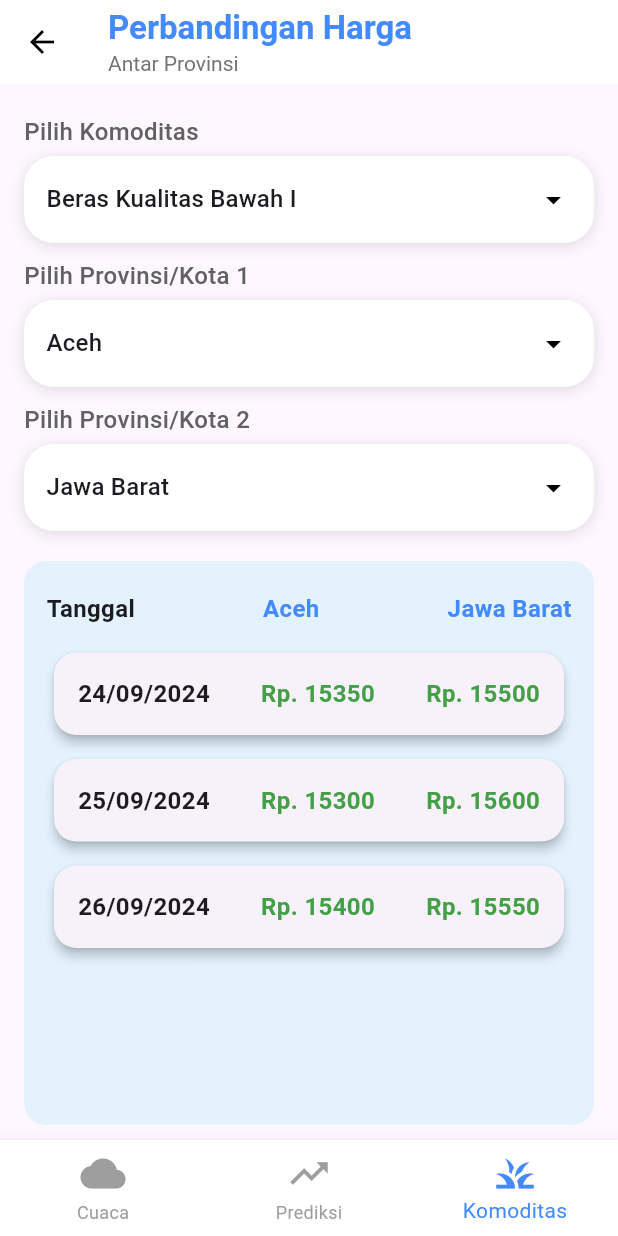
After one commit to NaufaldiFavianArchi/myapp, a Flutter app: the KomoditasPage screen opened directly, on a phone screen of 412 x 824 dp. The commit adds this screen. Run offline on Flutter 3.47's test engine with Material 3 defaults, Android fonts, the phone set to English and light mode, and no system bars; our stand-ins replace cloud_firestore, firebase_core; missing offline and left inert: logging_appenders; accounts and stored records are empty.

Commit message:
menambahkan weatherpage dan komoditaspage

```diff
--- /dev/null
+++ b/lib/komoditas_page.dart
@@ -0,0 +1,241 @@
+import 'package:flutter/material.dart';
+import 'weather_dashboard.dart';
+import 'predict_api.dart';
+
+class KomoditasPage extends StatefulWidget {
+  @override
+  _KomoditasPageState createState() => _KomoditasPageState();
+}
+
+class _KomoditasPageState extends State<KomoditasPage> {
+  final List<Map<String, dynamic>> hargaKomoditas = [
+    {"tanggal": "24/09/2024", "Aceh": "15350", "Jawa Barat": "15500", "Jawa Timur": "15200"},
+    {"tanggal": "25/09/2024", "Aceh": "15300", "Jawa Barat": "15600", "Jawa Timur": "15150"},
+    {"tanggal": "26/09/2024", "Aceh": "15400", "Jawa Barat": "15550", "Jawa Timur": "15300"},
+  ];
+
+  String selectedKomoditas = 'Beras Kualitas Bawah I';
+  String selectedProvinsi1 = 'Aceh';
+  String selectedProvinsi2 = 'Jawa Barat';
+
+  final List<String> listKomoditas = ['Beras Kualitas Bawah I', 'Daging Ayam', 'Kentang', 'Cabai', 'Jagung', 'Kedelai', 'Kopi', 'Tebu', 'Bawang Merah', 'Karet'];
+  final List<String> listProvinsi = ['Aceh', 'Jawa Barat', 'Jawa Timur', 'Lampung', 'Bali', 'Sumatera Utara', 'Kalimantan Barat', 'Sulawesi Selatan', 'Papua', 'NTB'];
+
+  @override
+  Widget build(BuildContext context) {
+    var screenWidth = MediaQuery.of(context).size.width;
+    return Scaffold(
+      appBar: AppBar(
+        leading: IconButton(
+          icon: Icon(Icons.arrow_back, color: Colors.black),
+          onPressed: () => Navigator.pop(context),
+        ),
+        title: Column(
+          crossAxisAlignment: CrossAxisAlignment.start,
+          children: [
+            Text(
+              "Perbandingan Harga",
+              style: TextStyle(fontSize: 22, fontWeight: FontWeight.bold, color: Colors.blueAccent),
+            ),
+            Text("Antar Provinsi", style: TextStyle(fontSize: 14, color: Colors.grey[600])),
+          ],
+        ),
+        backgroundColor: Colors.white,
+        elevation: 0,
+      ),
+      body: Padding(
+        padding: const EdgeInsets.symmetric(horizontal: 16.0, vertical: 10.0),
+        child: Column(
+          crossAxisAlignment: CrossAxisAlignment.start,
+          children: [
+            SizedBox(height: 10),
+            // Filter Komoditas
+            _buildDropdownFilter(
+              label: 'Pilih Komoditas',
+              value: selectedKomoditas,
+              items: listKomoditas,
+              onChanged: (newValue) {
+                setState(() {
+                  selectedKomoditas = newValue!;
+                });
+              },
+            ),
+            SizedBox(height: 10),
+            // Filter Provinsi/Kota 1
+            _buildDropdownFilter(
+              label: 'Pilih Provinsi/Kota 1',
+              value: selectedProvinsi1,
+              items: listProvinsi,
+              onChanged: (newValue) {
+                setState(() {
+                  selectedProvinsi1 = newValue!;
+                });
+              },
+            ),
+            SizedBox(height: 10),
+            // Filter Provinsi/Kota 2
+            _buildDropdownFilter(
+              label: 'Pilih Provinsi/Kota 2',
+              value: selectedProvinsi2,
+              items: listProvinsi,
+              onChanged: (newValue) {
+                setState(() {
+                  selectedProvinsi2 = newValue!;
+                });
+              },
+            ),
+            SizedBox(height: 20),
+            // Tabel Perbandingan Harga Komoditas
+            Expanded(
+              child: Container(
+                decoration: BoxDecoration(
+                  color: Colors.blue[50],
+                  borderRadius: BorderRadius.circular(15),
+                ),
+                padding: EdgeInsets.symmetric(vertical: 20, horizontal: 15),
+                child: ListView(
+                  children: [
+                    Row(
+                      mainAxisAlignment: MainAxisAlignment.spaceBetween,
+                      children: [
+                        Text(
+                          "Tanggal",
+                          style: TextStyle(fontSize: 16, fontWeight: FontWeight.w600),
+                        ),
+                        Text(
+                          selectedProvinsi1,
+                          style: TextStyle(fontSize: 16, fontWeight: FontWeight.bold, color: Colors.blueAccent),
+                        ),
+                        Text(
+                          selectedProvinsi2,
+                          style: TextStyle(fontSize: 16, fontWeight: FontWeight.bold, color: Colors.blueAccent),
+                        ),
+                      ],
+                    ),
+                    SizedBox(height: 10),
+                    ...hargaKomoditas.map((data) {
+                      return Card(
+                        shape: RoundedRectangleBorder(
+                          borderRadius: BorderRadius.circular(15.0),
+                        ),
+                        margin: const EdgeInsets.symmetric(vertical: 8.0, horizontal: 5.0),
+                        elevation: 3,
+                        child: Padding(
+                          padding: const EdgeInsets.all(16.0),
+                          child: Row(
+                            mainAxisAlignment: MainAxisAlignment.spaceBetween,
+                            children: [
+                              Text(
+                                data['tanggal']!,
+                                style: TextStyle(fontSize: 16, fontWeight: FontWeight.w600),
+                              ),
+                              Text(
+                                'Rp. ${data[selectedProvinsi1]}',
+                                style: TextStyle(fontSize: 16, fontWeight: FontWeight.bold, color: Colors.green[600]),
+                              ),
+                              Text(
+                                'Rp. ${data[selectedProvinsi2]}',
+                                style: TextStyle(fontSize: 16, fontWeight: FontWeight.bold, color: Colors.green[600]),
+                              ),
+                            ],
+                          ),
+                        ),
+                      );
+                    }).toList(),
+                  ],
+                ),
+              ),
+            ),
+          ],
+        ),
+      ),
+      bottomNavigationBar: BottomNavigationBar(
+        type: BottomNavigationBarType.fixed,
+        backgroundColor: Colors.white,
+        selectedItemColor: Colors.blueAccent,
+        unselectedItemColor: Colors.grey,
+        showUnselectedLabels: true,
+        selectedFontSize: 14,
+        unselectedFontSize: 12,
+        items: const [
+          BottomNavigationBarItem(
+            icon: Icon(Icons.cloud, size: 30),
+            label: 'Cuaca',
+          ),
+          BottomNavigationBarItem(
+            icon: Icon(Icons.trending_up, size: 30),
+            label: 'Prediksi',
+          ),
+          BottomNavigationBarItem(
+            icon: Icon(Icons.grass, size: 30),
+            label: 'Komoditas',
+          ),
+        ],
+        currentIndex: 2,
+        onTap: (index) {
+          switch (index) {
+            case 0:
+              Navigator.pushReplacement(
+                context,
+                MaterialPageRoute(builder: (context) => WeatherDashboard()),
+              );
+              break;
+            case 1:
+              Navigator.pushReplacement(
+                context,
+                MaterialPageRoute(builder: (context) => CropPredictionPage()),
+              );
+              break;
+            case 2:
+              break;
+          }
+        },
+      ),
+    );
+  }
+
+  Widget _buildDropdownFilter({
+    required String label,
+    required String value,
+    required List<String> items,
+    required Function(String?) onChanged,
+  }) {
+    return Column(
+      crossAxisAlignment: CrossAxisAlignment.start,
+      children: [
+        Text(
+          label,
+          style: TextStyle(fontSize: 16, fontWeight: FontWeight.w500, color: Colors.grey[700]),
+        ),
+        SizedBox(height: 5),
+        Container(
+          padding: const EdgeInsets.symmetric(horizontal: 15.0, vertical: 5.0),
+          decoration: BoxDecoration(
+            color: Colors.white,
+            borderRadius: BorderRadius.circular(20),
+            boxShadow: [
+              BoxShadow(
+                color: Colors.black12,
+                blurRadius: 8,
+                offset: Offset(0, 2),
+              ),
+            ],
+          ),
+          child: DropdownButton<String>(
+            value: value,
+            isExpanded: true,
+            items: items.map((String value) {
+              return DropdownMenuItem<String>(
+                value: value,
+                child: Text(value, style: TextStyle(fontSize: 16)),
+              );
+            }).toList(),
+            onChanged: onChanged,
+            underline: SizedBox(),
+            icon: Icon(Icons.arrow_drop_down, color: Colors.black),
+          ),
+        ),
+      ],
+    );
+  }
+}
--- a/lib/login.dart
+++ b/lib/login.dart
@@ -1,6 +1,6 @@
 import 'package:flutter/material.dart';
 import 'register.dart';
-import 'predict_api.dart';
+import 'weather_dashboard.dart';
 
 class LoginPage extends StatefulWidget {
   const LoginPage({super.key});
@@ -25,7 +25,7 @@ class _LoginPageState extends State<LoginPage> {
       Navigator.pushReplacement(
         context,
         MaterialPageRoute(
-          builder: (context) => const CropPredictionPage(),
+          builder: (context) => WeatherDashboard(),
         ),
       );
     } else {
```
Also changed, not shown: lib/weather_dashboard.dart (added, +285 -0 lines).
